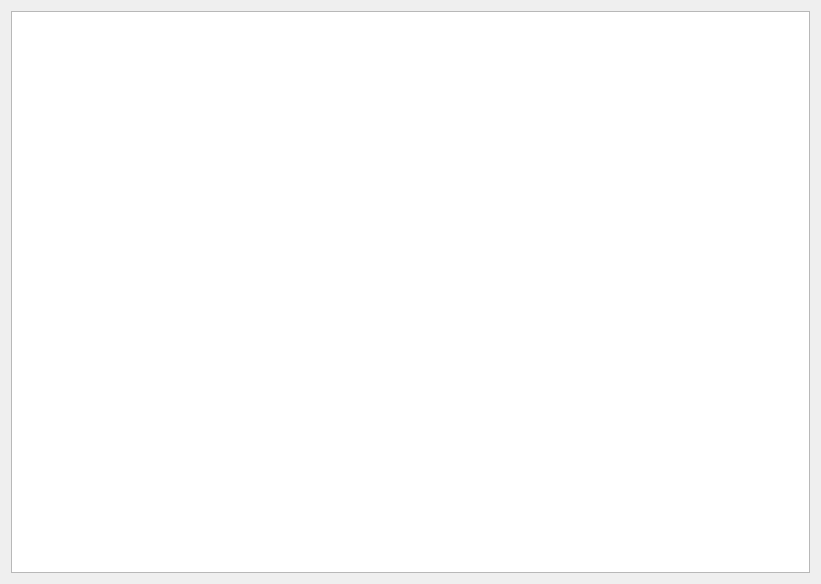
First picture: the form in pages/pageappgeneral.ui, repository vedderb/vesc_tool, before the edit.
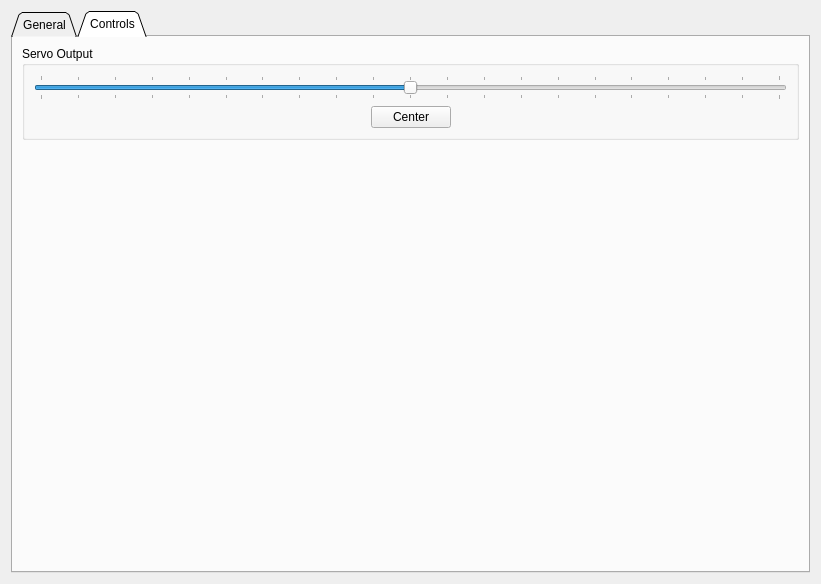
Second picture: the form after the edit. The open tabs and pages were chosen to show the change. Custom widgets are drawn as their Qt base class.

Commit message: Added servo out control slider, some qml fixes

What changed in the file:
```diff
--- a/pages/pageappgeneral.ui
+++ b/pages/pageappgeneral.ui
@@ -13,9 +13,111 @@
   <property name="windowTitle">
    <string>Form</string>
   </property>
-  <layout class="QVBoxLayout">
+  <layout class="QVBoxLayout" name="verticalLayout_2">
    <item>
-    <widget class="ParamTable" name="appTab"/>
+    <widget class="QTabWidget" name="tabWidget">
+     <property name="tabShape">
+      <enum>QTabWidget::Triangular</enum>
+     </property>
+     <property name="currentIndex">
+      <number>0</number>
+     </property>
+     <widget class="QWidget" name="tab">
+      <attribute name="title">
+       <string>General</string>
+      </attribute>
+      <layout class="QVBoxLayout" name="verticalLayout">
+       <item>
+        <widget class="ParamTable" name="appTab"/>
+       </item>
+      </layout>
+     </widget>
+     <widget class="QWidget" name="tab_2">
+      <attribute name="title">
+       <string>Controls</string>
+      </attribute>
+      <layout class="QVBoxLayout" name="verticalLayout_4">
+       <item>
+        <widget class="QGroupBox" name="groupBox">
+         <property name="title">
+          <string>Servo Output</string>
+         </property>
+         <layout class="QVBoxLayout" name="verticalLayout_3">
+          <item>
+           <widget class="QSlider" name="servoSlider">
+            <property name="maximum">
+             <number>1000</number>
+            </property>
+            <property name="value">
+             <number>500</number>
+            </property>
+            <property name="orientation">
+             <enum>Qt::Horizontal</enum>
+            </property>
+            <property name="tickPosition">
+             <enum>QSlider::TicksBothSides</enum>
+            </property>
+            <property name="tickInterval">
+             <number>50</number>
+            </property>
+           </widget>
+          </item>
+          <item>
+           <layout class="QHBoxLayout" name="horizontalLayout">
+            <item>
+             <spacer name="horizontalSpacer">
+              <property name="orientation">
+               <enum>Qt::Horizontal</enum>
+              </property>
+              <property name="sizeHint" stdset="0">
+               <size>
+                <width>40</width>
+                <height>20</height>
+               </size>
+              </property>
+             </spacer>
+            </item>
+            <item>
+             <widget class="QPushButton" name="servoCenterButton">
+              <property name="text">
+               <string>Center</string>
+              </property>
+             </widget>
+            </item>
+            <item>
+             <spacer name="horizontalSpacer_2">
+              <property name="orientation">
+               <enum>Qt::Horizontal</enum>
+              </property>
+              <property name="sizeHint" stdset="0">
+               <size>
+                <width>40</width>
+                <height>20</height>
+               </size>
+              </property>
+             </spacer>
+            </item>
+           </layout>
+          </item>
+         </layout>
+        </widget>
+       </item>
+       <item>
+        <spacer name="verticalSpacer">
+         <property name="orientation">
+          <enum>Qt::Vertical</enum>
+         </property>
+         <property name="sizeHint" stdset="0">
+          <size>
+           <width>20</width>
+           <height>406</height>
+          </size>
+         </property>
+        </spacer>
+       </item>
+      </layout>
+     </widget>
+    </widget>
    </item>
   </layout>
  </widget>
```
The commit also changes 7 other files.
